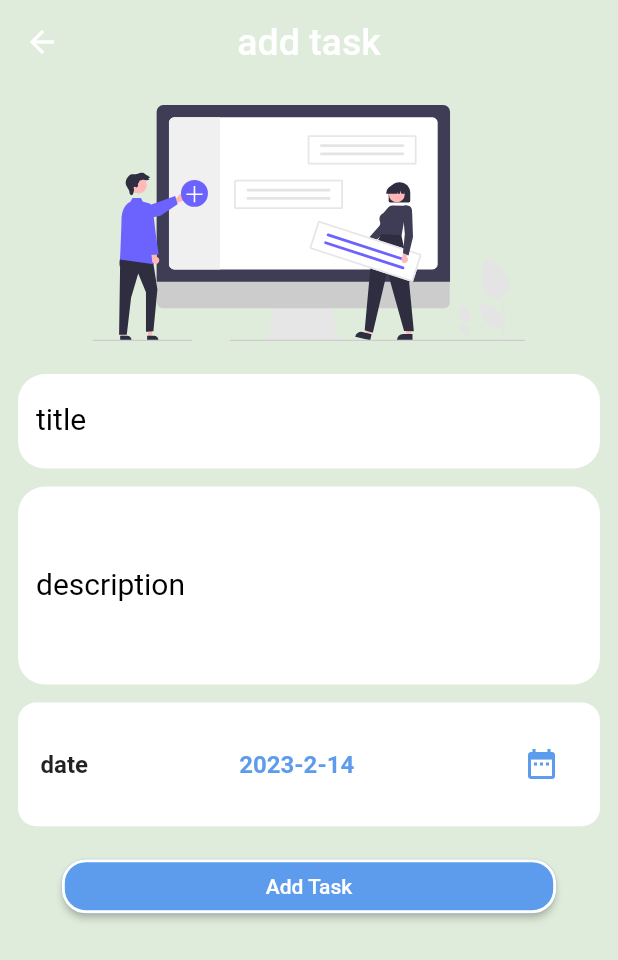
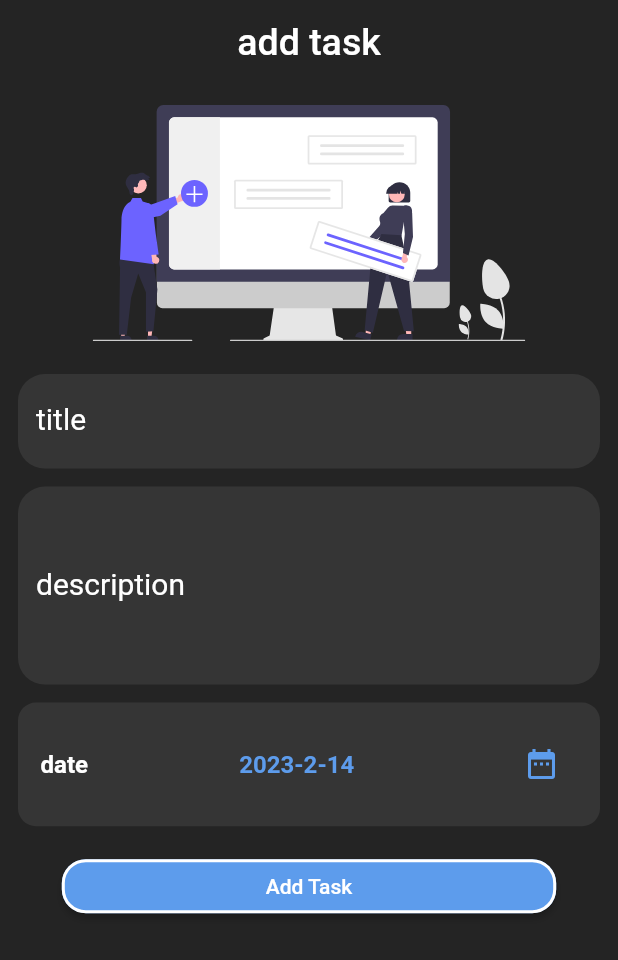
Before and after one commit to MohamedFouad99/todo_with_firestore, a Flutter app: the screen it shows after launch, after a tap on the "arrow right alt" icon, after a tap on the "add task" icon, on a phone screen of 412 x 824 dp. Shown: the top 960 px of the screen. Run offline on Flutter 3.47's test engine with Material 2 defaults, Android fonts, the phone set to English and light mode, and no system bars; our stand-ins replace awesome_dialog, cloud_firestore, firebase_core, flutter_slidable, flutter_svg, shared_preferences; missing offline and left inert: calender_picker; accounts and stored records are empty; generated files the repository leaves out were written again.

```diff
--- a/lib/main.dart
+++ b/lib/main.dart
@@ -1,10 +1,11 @@
-// ignore_for_file: prefer_const_constructors, prefer_const_literals_to_create_immutables
+// ignore_for_file: prefer_const_constructors, prefer_const_literals_to_create_immutables, use_key_in_widget_constructors, must_be_immutable
 
 import 'package:firebase_core/firebase_core.dart';
 import 'package:flutter/material.dart';
 import 'package:flutter_localizations/flutter_localizations.dart';
 import 'package:flutter_gen/gen_l10n/app_localizations.dart';
 import 'package:provider/provider.dart';
+import 'package:shared_preferences/shared_preferences.dart';
 import 'package:todo_with_firestore/providers/language_provider.dart';
 import 'package:todo_with_firestore/providers/theme_provider.dart';
 import 'firebase_options.dart';
@@ -20,6 +21,7 @@ void main() async {
   await Firebase.initializeApp(
     options: DefaultFirebaseOptions.currentPlatform,
   );
+
   runApp(MultiProvider(
     providers: [
       ChangeNotifierProvider(
@@ -34,13 +36,13 @@ void main() async {
 }
 
 class MyApp extends StatelessWidget {
-  const MyApp({super.key});
-
-  // This widget is the root of your application.
+  late LanguageProvider providerLanguage;
+  late ThemeProvider provider;
   @override
   Widget build(BuildContext context) {
-    var provider = Provider.of<ThemeProvider>(context);
-    var providerLanguage = Provider.of<LanguageProvider>(context);
+    provider = Provider.of<ThemeProvider>(context);
+    providerLanguage = Provider.of<LanguageProvider>(context);
+    sharedPref();
     return MaterialApp(
       debugShowCheckedModeBanner: false,
       localizationsDelegates: [
@@ -49,6 +51,7 @@ class MyApp extends StatelessWidget {
         GlobalWidgetsLocalizations.delegate,
         GlobalCupertinoLocalizations.delegate,
       ],
+      //locale: Locale(providerLanguage.currentLanguage),
       locale: Locale(providerLanguage.currentLanguage),
       supportedLocales: [
         Locale('en'), // English
@@ -67,4 +70,16 @@ class MyApp extends StatelessWidget {
       themeMode: provider.themeMode,
     );
   }
+
+  void sharedPref() async {
+    final prefs = await SharedPreferences.getInstance();
+    providerLanguage.changeLanguage(prefs.getString('language') ?? 'en');
+    if (prefs.getString('theme') == 'light') {
+      provider.changeTheme(ThemeMode.light);
+    } else if (prefs.getString('theme') == 'dark') {
+      provider.changeTheme(ThemeMode.dark);
+    } else {
+      provider.changeTheme(ThemeMode.dark);
+    }
+  }
 }
--- a/lib/providers/language_provider.dart
+++ b/lib/providers/language_provider.dart
@@ -1,10 +1,13 @@
 import 'package:flutter/material.dart';
+import 'package:shared_preferences/shared_preferences.dart';
 
 class LanguageProvider extends ChangeNotifier {
   String currentLanguage = 'en';
 
-  void changeLanguage(String newLanguage) {
+  void changeLanguage(String newLanguage) async {
+    final prefs = await SharedPreferences.getInstance();
     currentLanguage = newLanguage;
+    prefs.setString('language', newLanguage);
     notifyListeners();
   }
 }
--- a/lib/providers/theme_provider.dart
+++ b/lib/providers/theme_provider.dart
@@ -1,10 +1,13 @@
 import 'package:flutter/material.dart';
+import 'package:shared_preferences/shared_preferences.dart';
 
 class ThemeProvider extends ChangeNotifier {
-  ThemeMode themeMode = ThemeMode.light;
+  ThemeMode themeMode = ThemeMode.dark;
 
-  void changeTheme(ThemeMode mode) {
+  Future<void> changeTheme(ThemeMode mode) async {
+    final prefs = await SharedPreferences.getInstance();
     themeMode = mode;
+    prefs.setString('theme', mode == ThemeMode.dark ? 'dark' : 'light');
     notifyListeners();
   }
 }
--- a/pubspec.yaml
+++ b/pubspec.yaml
@@ -43,6 +43,7 @@ dependencies:
   flutter_svg: ^1.1.6
   intl: any
   provider: ^6.0.5
+  shared_preferences: ^2.0.17
 
 dev_dependencies:
   flutter_lints: ^2.0.0
```
Also changed, not shown: pubspec.lock, 2 other files.
